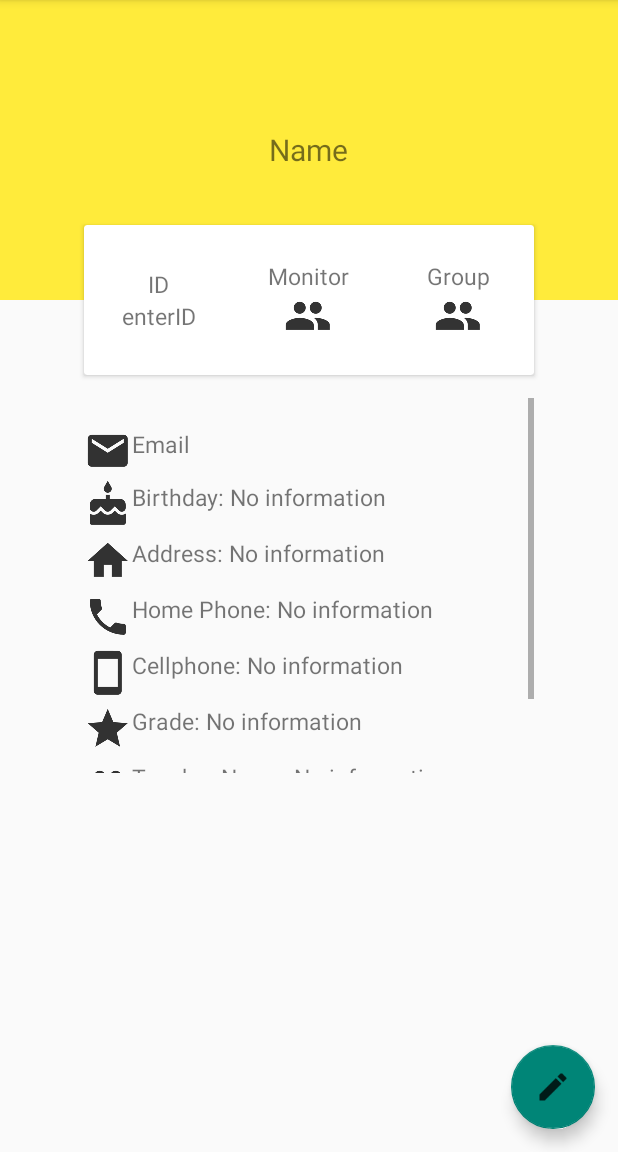
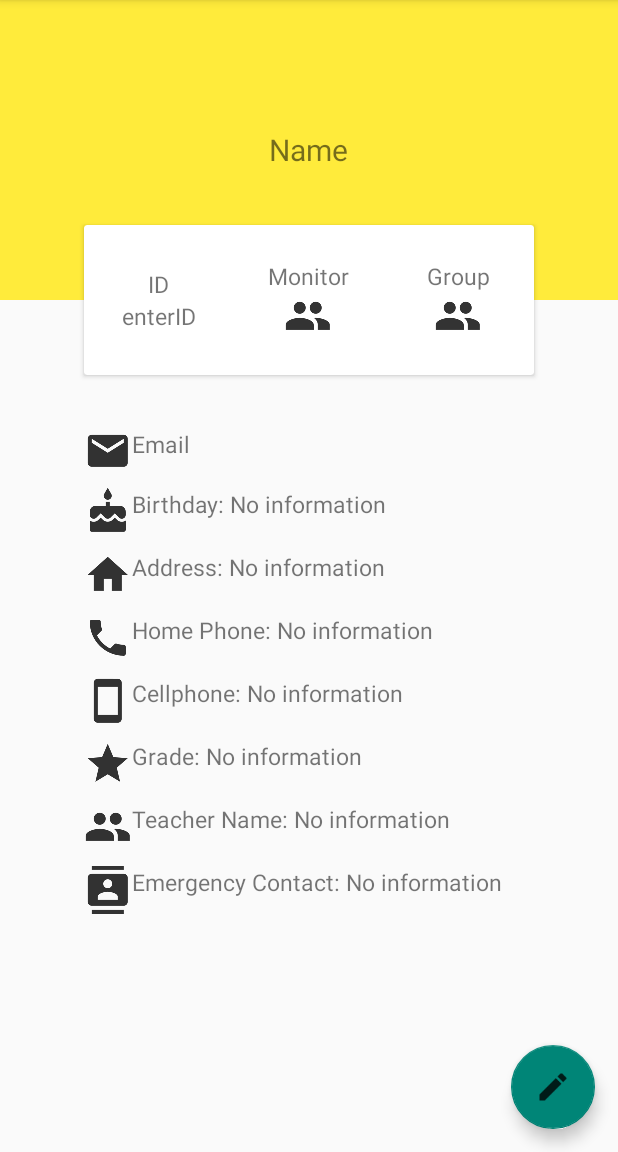
Before and after one commit to flitcher/WalkingSchool, an Android app: the ProfileActivity screen opened directly, with no data from a screen before it, on a phone screen of 412 x 824 dp, the part 84-1236 px from its top. Run offline under Robolectric (Android 15) with nearby library versions, the phone set to English and light mode, and no system bars; network calls fail; 1 statement that could not run was skipped.

Commit message:
pull git and resolve merge conflict + change little details

```diff
--- a/app/src/main/res/layout/activity_profile.xml
+++ b/app/src/main/res/layout/activity_profile.xml
@@ -86,7 +86,7 @@
 
     <ScrollView
         android:layout_width="wrap_content"
-        android:layout_height="250dp"
+        android:layout_height="match_parent"
         android:layout_below="@id/ProfileActivity_cardView"
         android:layout_marginTop="15dp"
         android:layout_centerHorizontal="true">
@@ -109,7 +109,7 @@
                 android:layout_height="wrap_content"
                 android:layout_alignLeft="@id/ProfileActivity_email"
                 android:layout_below="@id/ProfileActivity_email"
-                android:layout_marginTop="5dp"
+                android:layout_marginTop="10dp"
                 android:textSize="15sp"
                 android:text="Birthday: No information"
                 android:id="@+id/ProfileActivity_birthday"
@@ -121,7 +121,7 @@
                 android:layout_height="wrap_content"
                 android:layout_alignLeft="@id/ProfileActivity_email"
                 android:layout_below="@id/ProfileActivity_birthday"
-                android:layout_marginTop="5dp"
+                android:layout_marginTop="10dp"
                 android:drawableLeft="@drawable/ic_home"
                 android:text="Address: No information"
                 android:textSize="15sp" />
@@ -132,7 +132,7 @@
                 android:layout_below="@id/ProfileAcitivty_address"
                 android:layout_alignLeft="@id/ProfileActivity_email"
                 android:textSize="15dp"
-                android:layout_marginTop="5dp"
+                android:layout_marginTop="10dp"
                 android:text="Home Phone: No information"
                 android:id="@+id/ProfileActivity_homePhone"
                 android:drawableLeft="@drawable/ic_local_phone"/>
@@ -142,7 +142,7 @@
                 android:layout_height="wrap_content"
                 android:layout_below="@id/ProfileActivity_homePhone"
                 android:layout_alignLeft="@id/ProfileActivity_email"
-                android:layout_marginTop="5dp"
+                android:layout_marginTop="10dp"
                 android:text="Cellphone: No information"
                 android:textSize="15sp"
                 android:drawableLeft="@drawable/ic_smartphone"
@@ -154,7 +154,7 @@
                 android:id="@+id/ProfileActivity_grade"
                 android:layout_below="@id/ProfileActivity_cellPhone"
                 android:layout_alignLeft="@id/ProfileActivity_email"
-                android:layout_marginTop="5dp"
+                android:layout_marginTop="10dp"
                 android:text="Grade: No information"
                 android:textSize="15sp"
                 android:drawableLeft="@drawable/ic_grade" />
@@ -165,7 +165,7 @@
                 android:id="@+id/ProfileActivity_teacherName"
                 android:layout_below="@id/ProfileActivity_grade"
                 android:layout_alignLeft="@id/ProfileActivity_email"
-                android:layout_marginTop="5dp"
+                android:layout_marginTop="10dp"
                 android:text="Teacher Name: No information"
                 android:textSize="15sp"
                 android:drawableLeft="@drawable/ic_people" />
@@ -176,7 +176,7 @@
                 android:id="@+id/ProfileActivity_emergency_contactInfo"
                 android:layout_below="@id/ProfileActivity_teacherName"
                 android:layout_alignLeft="@id/ProfileActivity_email"
-                android:layout_marginTop="5dp"
+                android:layout_marginTop="10dp"
                 android:text="Emergency Contact: No information"
                 android:textSize="15sp"
                 android:drawableLeft="@drawable/ic_contacts"/>
```
Also changed, not shown: app/src/main/java/walkingschoolbus/cmpt276/ca/appUI/EditUserProfile.java (+16 -0 lines), app/src/main/java/walkingschoolbus/cmpt276/ca/appUI/ProfileActivity.java (+14 -0 lines).
